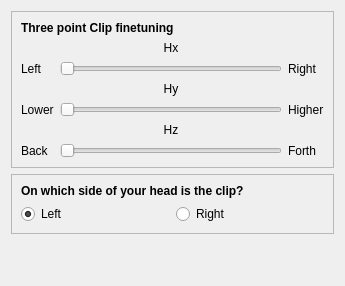
This is src/qt_gui/clip_tweaking.ui in mavak/linux-track as Qt 5 draws it before an edit. The edited form follows.
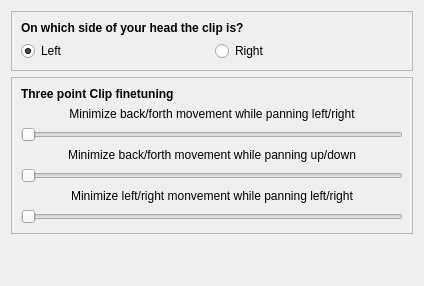
This is the edited form.

What changed in the file:
```diff
--- a/src/qt_gui/clip_tweaking.ui
+++ b/src/qt_gui/clip_tweaking.ui
@@ -6,7 +6,7 @@
    <rect>
     <x>0</x>
     <y>0</y>
-    <width>345</width>
+    <width>424</width>
     <height>286</height>
    </rect>
   </property>
@@ -14,146 +14,6 @@
    <string>Form</string>
   </property>
   <layout class="QVBoxLayout" name="verticalLayout_2">
-   <item>
-    <widget class="QFrame" name="frame">
-     <property name="frameShape">
-      <enum>QFrame::StyledPanel</enum>
-     </property>
-     <property name="frameShadow">
-      <enum>QFrame::Raised</enum>
-     </property>
-     <layout class="QVBoxLayout" name="verticalLayout">
-      <item>
-       <widget class="QLabel" name="label_10">
-        <property name="font">
-         <font>
-          <weight>75</weight>
-          <bold>true</bold>
-         </font>
-        </property>
-        <property name="text">
-         <string>Three point Clip finetuning</string>
-        </property>
-       </widget>
-      </item>
-      <item>
-       <layout class="QGridLayout" name="gridLayout">
-        <item row="1" column="0">
-         <widget class="QLabel" name="label">
-          <property name="text">
-           <string>Left</string>
-          </property>
-         </widget>
-        </item>
-        <item row="1" column="1">
-         <widget class="QSlider" name="ClipHx">
-          <property name="minimum">
-           <number>1</number>
-          </property>
-          <property name="maximum">
-           <number>299</number>
-          </property>
-          <property name="orientation">
-           <enum>Qt::Horizontal</enum>
-          </property>
-         </widget>
-        </item>
-        <item row="1" column="2">
-         <widget class="QLabel" name="label_2">
-          <property name="text">
-           <string>Right</string>
-          </property>
-         </widget>
-        </item>
-        <item row="0" column="1">
-         <widget class="QLabel" name="label_3">
-          <property name="text">
-           <string>Hx</string>
-          </property>
-          <property name="alignment">
-           <set>Qt::AlignCenter</set>
-          </property>
-         </widget>
-        </item>
-        <item row="2" column="1">
-         <widget class="QLabel" name="label_4">
-          <property name="text">
-           <string>Hy</string>
-          </property>
-          <property name="alignment">
-           <set>Qt::AlignCenter</set>
-          </property>
-         </widget>
-        </item>
-        <item row="3" column="1">
-         <widget class="QSlider" name="ClipHy">
-          <property name="minimum">
-           <number>1</number>
-          </property>
-          <property name="maximum">
-           <number>299</number>
-          </property>
-          <property name="orientation">
-           <enum>Qt::Horizontal</enum>
-          </property>
-         </widget>
-        </item>
-        <item row="4" column="1">
-         <widget class="QLabel" name="label_5">
-          <property name="text">
-           <string>Hz</string>
-          </property>
-          <property name="alignment">
-           <set>Qt::AlignCenter</set>
-          </property>
-         </widget>
-        </item>
-        <item row="5" column="1">
-         <widget class="QSlider" name="ClipHz">
-          <property name="minimum">
-           <number>1</number>
-          </property>
-          <property name="maximum">
-           <number>299</number>
-          </property>
-          <property name="orientation">
-           <enum>Qt::Horizontal</enum>
-          </property>
-         </widget>
-        </item>
-        <item row="3" column="0">
-         <widget class="QLabel" name="label_6">
-          <property name="text">
-           <string>Lower</string>
-          </property>
-         </widget>
-        </item>
-        <item row="3" column="2">
-         <widget class="QLabel" name="label_7">
-          <property name="text">
-           <string>Higher</string>
-          </property>
-         </widget>
-        </item>
-        <item row="5" column="0">
-         <widget class="QLabel" name="label_8">
-          <property name="text">
-           <string>Back</string>
-          </property>
-         </widget>
-        </item>
-        <item row="5" column="2">
-         <widget class="QLabel" name="label_9">
-          <property name="text">
-           <string>Forth</string>
-          </property>
-         </widget>
-        </item>
-       </layout>
-      </item>
-     </layout>
-    </widget>
-   </item>
    <item>
     <widget class="QFrame" name="frame_2">
      <property name="frameShape">
@@ -172,7 +32,7 @@
          </font>
         </property>
         <property name="text">
-         <string>On which side of your head is the clip?</string>
+         <string>On which side of your head the clip is?</string>
         </property>
        </widget>
       </item>
@@ -206,6 +66,104 @@
      </layout>
     </widget>
    </item>
+   <item>
+    <widget class="QFrame" name="frame">
+     <property name="frameShape">
+      <enum>QFrame::StyledPanel</enum>
+     </property>
+     <property name="frameShadow">
+      <enum>QFrame::Raised</enum>
+     </property>
+     <layout class="QVBoxLayout" name="verticalLayout">
+      <item>
+       <widget class="QLabel" name="label_10">
+        <property name="font">
+         <font>
+          <weight>75</weight>
+          <bold>true</bold>
+         </font>
+        </property>
+        <property name="text">
+         <string>Three point Clip finetuning</string>
+        </property>
+       </widget>
+      </item>
+      <item>
+       <layout class="QGridLayout" name="gridLayout_2">
+        <item row="1" column="0">
+         <widget class="QSlider" name="ClipHx">
+          <property name="minimum">
+           <number>1</number>
+          </property>
+          <property name="maximum">
+           <number>299</number>
+          </property>
+          <property name="orientation">
+           <enum>Qt::Horizontal</enum>
+          </property>
+         </widget>
+        </item>
+        <item row="3" column="0">
+         <widget class="QSlider" name="ClipHy">
+          <property name="minimum">
+           <number>1</number>
+          </property>
+          <property name="maximum">
+           <number>299</number>
+          </property>
+          <property name="orientation">
+           <enum>Qt::Horizontal</enum>
+          </property>
+         </widget>
+        </item>
+        <item row="4" column="0">
+         <widget class="QLabel" name="label_5">
+          <property name="text">
+           <string>Minimize left/right monvement while panning left/right</string>
+          </property>
+          <property name="alignment">
+           <set>Qt::AlignCenter</set>
+          </property>
+         </widget>
+        </item>
+        <item row="0" column="0">
+         <widget class="QLabel" name="label_3">
+          <property name="text">
+           <string>Minimize back/forth movement while panning left/right</string>
+          </property>
+          <property name="alignment">
+           <set>Qt::AlignCenter</set>
+          </property>
+         </widget>
+        </item>
+        <item row="2" column="0">
+         <widget class="QLabel" name="label_4">
+          <property name="text">
+           <string>Minimize back/forth movement while panning up/down</string>
+          </property>
+          <property name="alignment">
+           <set>Qt::AlignCenter</set>
+          </property>
+         </widget>
+        </item>
+        <item row="5" column="0">
+         <widget class="QSlider" name="ClipHz">
+          <property name="minimum">
+           <number>1</number>
+          </property>
+          <property name="maximum">
+           <number>299</number>
+          </property>
+          <property name="orientation">
+           <enum>Qt::Horizontal</enum>
+          </property>
+         </widget>
+        </item>
+       </layout>
+      </item>
+     </layout>
+    </widget>
+   </item>
    <item>
     <spacer name="verticalSpacer">
      <property name="orientation">
```
